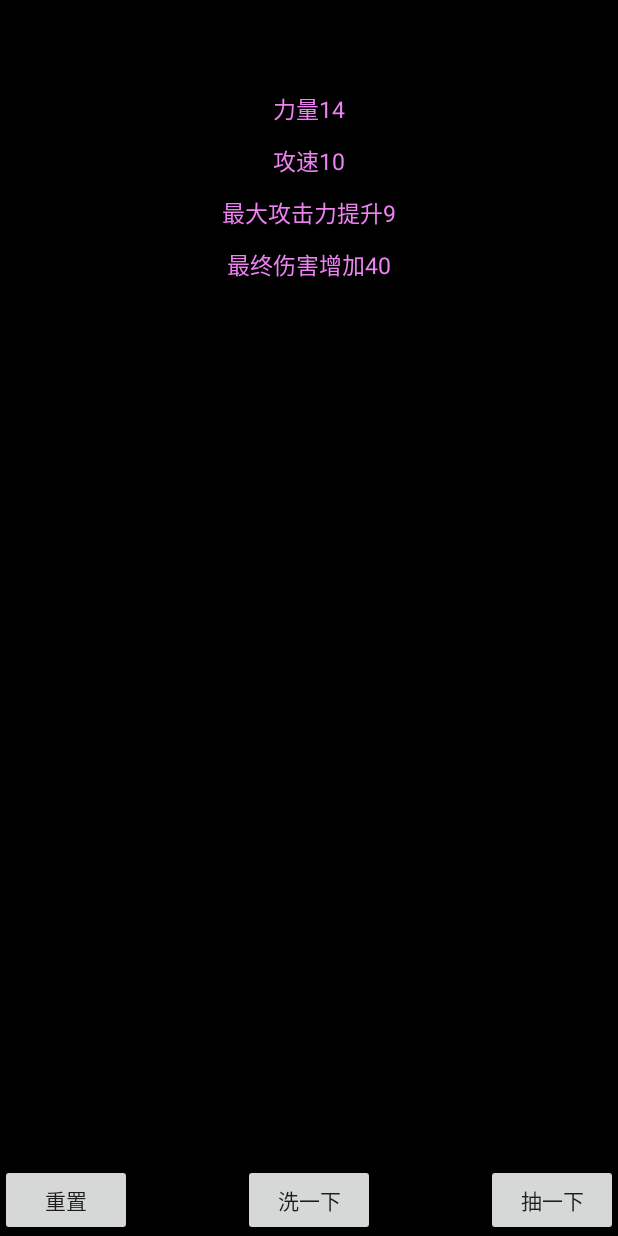
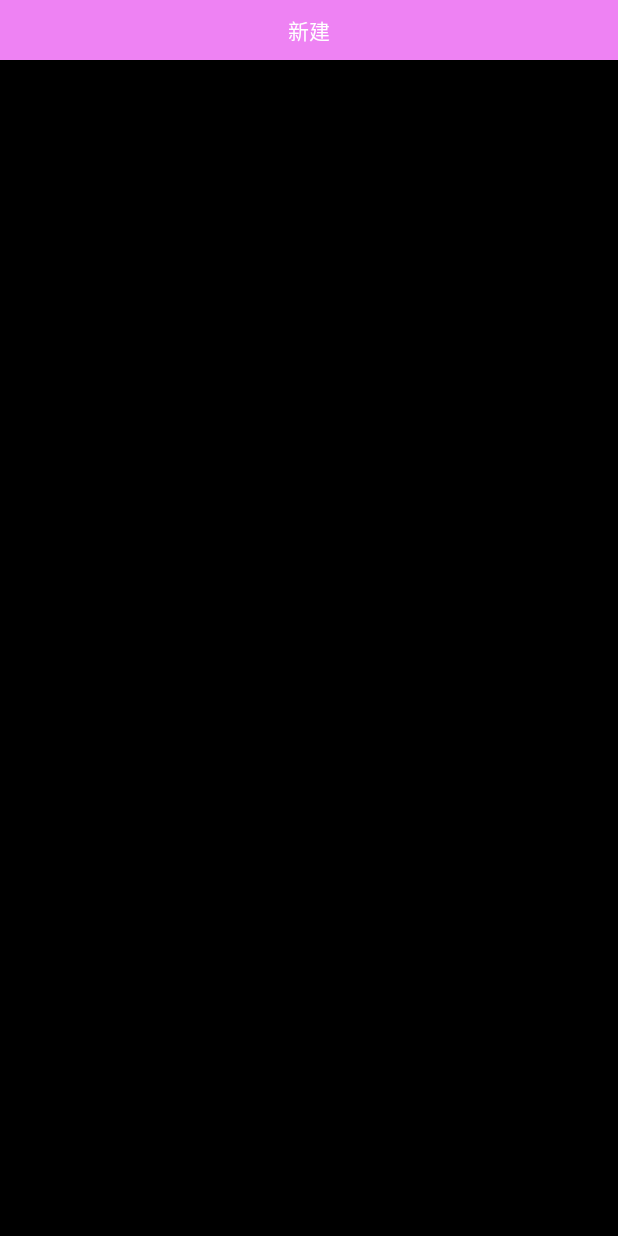
Before and after one commit to ailuoli0531/analog, an Android app: the screen it shows after launch (AffixActivity before the commit, ListActivity after it), after a tap on "武器", on a phone screen of 412 x 824 dp. Run offline under Robolectric (Android 15) with nearby library versions, the phone set to English and light mode, and no system bars; libraries missing offline, so code that uses them is left out: org.greenrobot.greendao; 6 statements that could not run were skipped.

Commit message:
武器数据人库

```diff
--- a/app/src/main/AndroidManifest.xml
+++ b/app/src/main/AndroidManifest.xml
@@ -21,6 +21,8 @@
         </activity>
         <activity android:name=".ui.AffixActivity"
             android:theme="@style/FullScreen"/>
+        <activity android:name=".ui.ListActivity"
+            android:theme="@style/FullScreen"/>
     </application>
 
 </manifest>
--- a/app/src/main/java/com/born/analog/Helper.java
+++ b/app/src/main/java/com/born/analog/Helper.java
@@ -57,23 +57,12 @@ public class Helper {
     }
 
     /**
-     * 获取下一条词条
-     * type 装备类型
-     *
-     * @return
-     */
-    public static AffixBean getAffixBean(List<AffixBean> affixBeanList, int type) {
-
-        return getAffixBeanWeapon(affixBeanList, type);
-    }
-
-    /**
      * 根据已有词缀生成下一条词缀
-     *
+     *type 装备类型
      * @param affixBeanList
      * @return
      */
-    public static AffixBean getAffixBeanWeapon(List<AffixBean> affixBeanList, int type) {
+    public static AffixBean getAffixBean(List<AffixBean> affixBeanList,String id, int type) {
         List<Affix> affixList;
         if (type == 0) {
             affixList = new ArrayList<>(AnaLog.Affix_Weapon);
@@ -97,7 +86,7 @@ public class Helper {
         //获取当前词条
         Affix affix = getAffixByNum(affixList, curPro);
         //生成装备词缀
-        return createAffixBean(affix);
+        return createAffixBean(id,affix);
     }
 
     /**
@@ -128,8 +117,9 @@ public class Helper {
      * @param affix
      * @return
      */
-    public static AffixBean createAffixBean(Affix affix) {
+    public static AffixBean createAffixBean(String id,Affix affix) {
         AffixBean affixBean = new AffixBean();
+        affixBean.setId(id);
         affixBean.setName(affix.getName());
         affixBean.setType(affix.getType());
         int type = affix.getType();
--- /dev/null
+++ b/app/src/main/java/com/born/analog/adapter/GoodsAdapter.java
@@ -0,0 +1,127 @@
+package com.born.analog.adapter;
+
+import android.content.Context;
+import android.view.LayoutInflater;
+import android.view.View;
+import android.view.ViewGroup;
+import android.widget.BaseAdapter;
+import android.widget.LinearLayout;
+import android.widget.TextView;
+
+import com.born.analog.R;
+import com.born.analog.module.Goods;
+
+import java.util.List;
+
+/**
+ * created by born on 2018/12/14.
+ */
+public class GoodsAdapter extends BaseAdapter {
+    private LayoutInflater inflater;
+    private List<Goods> goodsList;
+    private onItemClick onItemClick;
+    private boolean showNew = false;
+    public GoodsAdapter(Context context){
+        inflater = LayoutInflater.from(context);
+    }
+
+    public void setOnItemClick(onItemClick onItemClick){
+        this.onItemClick = onItemClick;
+    }
+
+    public void notify(List<Goods> goodsList){
+        this.goodsList = goodsList;
+
+        if(goodsList.size()<10){
+            showNew = true;
+        }else {
+            showNew = false;
+        }
+
+        notifyDataSetChanged();
+    }
+
+    @Override
+    public int getCount() {
+        int count;
+        if(goodsList==null || goodsList.size()==0){
+            count =1;
+        }else{
+            count = goodsList.size();
+        }
+        return count;
+    }
+
+    @Override
+    public Object getItem(int i) {
+        return null;
+    }
+
+    @Override
+    public long getItemId(int i) {
+        return 0;
+    }
+
+    @Override
+    public View getView(final int i, View view, ViewGroup viewGroup) {
+        ViewHolder viewHolder = null;
+        if(view == null){
+            viewHolder = new ViewHolder();
+            view = inflater.inflate(R.layout.item_end_new,null);
+            viewHolder.goods_name = view.findViewById(R.id.goods_name);
+            viewHolder.goods_new = view.findViewById(R.id.goods_new);
+            viewHolder.goods_layout = view.findViewById(R.id.goods_layout);
+            view.setTag(viewHolder);
+        }else{
+            viewHolder = (ViewHolder) view.getTag();
+        }
+
+        if(goodsList==null || goodsList.size()==0){
+            viewHolder.goods_layout.setVisibility(View.GONE);
+            viewHolder.goods_new.setVisibility(View.VISIBLE);
+        } else{
+            viewHolder.goods_layout.setVisibility(View.VISIBLE);
+            if(i == getCount()-1 && showNew){
+                viewHolder.goods_new.setVisibility(View.VISIBLE);
+            }else{
+                viewHolder.goods_new.setVisibility(View.GONE);
+            }
+            Goods goods = goodsList.get(i);
+            viewHolder.goods_name.setText(goods.getName());
+        }
+
+        viewHolder.goods_layout.setOnClickListener(new View.OnClickListener() {
+            @Override
+            public void onClick(View view) {
+                if(onItemClick!=null){
+                    onItemClick.clickView(goodsList.get(i),i);
+                }
+            }
+        });
+
+        viewHolder.goods_new.setOnClickListener(new View.OnClickListener() {
+            @Override
+            public void onClick(View view) {
+                if(onItemClick!=null){
+                    onItemClick.clickNew();
+                }
+            }
+        });
+
+        return view;
+    }
+
+    private static class ViewHolder{
+        TextView goods_name;
+        TextView goods_new;
+        LinearLayout goods_layout;
+    }
+
+
+
+    public interface onItemClick{
+        void clickView(Goods goods,int position);
+        void clickNew();
+    }
+
+}
--- a/app/src/main/java/com/born/analog/dao/AffixBeanDao.java
+++ b/app/src/main/java/com/born/analog/dao/AffixBeanDao.java
@@ -45,7 +45,7 @@ public class AffixBeanDao extends AbstractDao<AffixBean, Void> {
     public static void createTable(Database db, boolean ifNotExists) {
         String constraint = ifNotExists? "IF NOT EXISTS ": "";
         db.execSQL("CREATE TABLE " + constraint + "\"AFFIX_BEAN\" (" + //
-                "\"ID\" TEXT," + // 0: id
+                "\"ID\" TEXT UNIQUE ," + // 0: id
                 "\"TAG\" TEXT," + // 1: tag
                 "\"NAME\" TEXT," + // 2: name
                 "\"TYPE\" INTEGER NOT NULL ," + // 3: type
--- a/app/src/main/java/com/born/analog/module/AffixBean.java
+++ b/app/src/main/java/com/born/analog/module/AffixBean.java
@@ -2,6 +2,7 @@ package com.born.analog.module;
 
 import org.greenrobot.greendao.annotation.Entity;
 import org.greenrobot.greendao.annotation.Generated;
+import org.greenrobot.greendao.annotation.Unique;
 
 /**
  * created by born on 2018/12/10.
@@ -9,6 +10,7 @@ import org.greenrobot.greendao.annotation.Generated;
 @Entity
 public class AffixBean {
     //唯一id
+    @Unique
     private String id;
     //属性代号
     private String tag;
--- a/app/src/main/java/com/born/analog/ui/AffixActivity.java
+++ b/app/src/main/java/com/born/analog/ui/AffixActivity.java
@@ -13,8 +13,11 @@ import android.widget.TextView;
 
 import com.born.analog.Helper;
 import com.born.analog.R;
+import com.born.analog.manager.DbAffixManager;
+import com.born.analog.manager.DbGoodsManager;
 import com.born.analog.module.Affix;
 import com.born.analog.module.AffixBean;
+import com.born.analog.module.Goods;
 
 import java.util.ArrayList;
 import java.util.List;
@@ -23,25 +26,26 @@ import java.util.List;
  * created by born on 2018/12/10.
  */
 public class AffixActivity extends BaseActivity {
-    public static String EXTRA_TYPE = "extra_type";
+    public static String EXTRA_ID = "extra_id";
 
     /**
      * type:0武器 1护甲 2手套 3护腿 4项链
      * @param activity
-     * @param type
+     * @param goodsId
      */
-    public static void open(BaseActivity activity,int type){
+    public static void open(BaseActivity activity,String goodsId){
         Intent intent = new Intent(activity,AffixActivity.class);
-        intent.putExtra(EXTRA_TYPE,type);
+        intent.putExtra(EXTRA_ID,goodsId);
         activity.start(intent);
     }
 
-    private int type;
+    private String goodsId;
     private ListView listView;
     private TextView textView;
     private List<AffixBean> affixBeanList;
     private AffixAdapter adapter;
     private Button reset,crash,chou;
+    private Goods goods;
     @Override
     protected void onCreate(@Nullable Bundle savedInstanceState) {
         super.onCreate(savedInstanceState);
@@ -52,7 +56,7 @@ public class AffixActivity extends BaseActivity {
     }
 
     private void parseIntent() {
-        type = getIntent().getIntExtra(EXTRA_TYPE,0);
+        goodsId = getIntent().getStringExtra(EXTRA_ID);
     }
 
     private void initView() {
@@ -74,60 +78,73 @@ public class AffixActivity extends BaseActivity {
         affixBeanList = new ArrayList<>();
         adapter = new AffixAdapter();
         listView.setAdapter(adapter);
-        AffixBean bean1 = null;
-        AffixBean bean2 = null;
-        AffixBean bean3 = null;
-        if(type==0){
-             bean1 = Helper.createAffixBean(Helper.getAffixByName("力量"));
-             bean2 = Helper.createAffixBean(Helper.getAffixByName("攻速"));
-             bean3 = Helper.createAffixBean(Helper.getAffixByName("最大攻击力提升"));
-        }else if(type==1){
-            bean1 = Helper.createAffixBean(Helper.getAffixByName("气血"));
-            bean2 = Helper.createAffixBean(Helper.getAffixByName("暴击伤害减少"));
-            bean3 = Helper.createAffixBean(Helper.getAffixByName("防御"));
-        }else if(type==2){
-            bean1 = Helper.createAffixBean(Helper.getAffixByName("敏捷"));
-            bean2 = Helper.createAffixBean(Helper.getAffixByName("力量"));
-            bean3 = Helper.createAffixBean(Helper.getAffixByName("精准"));
-        }else if(type==3){
-            bean1 = Helper.createAffixBean(Helper.getAffixByName("敏捷"));
-            bean2 = Helper.createAffixBean(Helper.getAffixByName("气血"));
-            bean3 = Helper.createAffixBean(Helper.getAffixByName("闪避"));
-        }else if(type==4){
-            bean2 = Helper.createAffixBean(Helper.getAffixByName("敏捷"));
-            bean3 = Helper.createAffixBean(Helper.getAffixByName("力量"));
-            bean1 = Helper.createAffixBean(Helper.getAffixByName("暴击伤害增加"));
-        }else if(type==5){
+//        AffixBean bean1 = null;
+//        AffixBean bean2 = null;
+//        AffixBean bean3 = null;
+//        if(type==0){
+//             bean1 = Helper.createAffixBean(Helper.getAffixByName("力量"));
+//             bean2 = Helper.createAffixBean(Helper.getAffixByName("攻速"));
+//             bean3 = Helper.createAffixBean(Helper.getAffixByName("最大攻击力提升"));
+//        }else if(type==1){
+//            bean1 = Helper.createAffixBean(Helper.getAffixByName("气血"));
+//            bean2 = Helper.createAffixBean(Helper.getAffixByName("暴击伤害减少"));
+//            bean3 = Helper.createAffixBean(Helper.getAffixByName("防御"));
+//        }else if(type==2){
+//            bean1 = Helper.createAffixBean(Helper.getAffixByName("敏捷"));
+//            bean2 = Helper.createAffixBean(Helper.getAffixByName("力量"));
+//            bean3 = Helper.createAffixBean(Helper.getAffixByName("精准"));
+//        }else if(type==3){
+//            bean1 = Helper.createAffixBean(Helper.getAffixByName("敏捷"));
+//            bean2 = Helper.createAffixBean(Helper.getAffixByName("气血"));
+//            bean3 = Helper.createAffixBean(Helper.getAffixByName("闪避"));
+//        }else if(type==4){
+//            bean2 = Helper.createAffixBean(Helper.getAffixByName("敏捷"));
+//            bean3 = Helper.createAffixBean(Helper.getAffixByName("力量"));
+//            bean1 = Helper.createAffixBean(Helper.getAffixByName("暴击伤害增加"));
+//        }else if(type==5){
+//
+//        }
+//        affixBeanList.add(bean1);
+//        affixBeanList.add(bean2);
+//        affixBeanList.add(bean3);
 
+        if(goodsId==null){
+            finish();
         }
-        affixBeanList.add(bean1);
-        affixBeanList.add(bean2);
-        affixBeanList.add(bean3);
-        wash();
+
+        goods = DbGoodsManager.getInstance().getGoodsById(goodsId);
+        affixBeanList.add(DbAffixManager.getInstance().getAffixById(goods.getId_one()));
+        affixBeanList.add(DbAffixManager.getInstance().getAffixById(goods.getId_two()));
+        affixBeanList.add(DbAffixManager.getInstance().getAffixById(goods.getId_three()));
+
+        for(int i =1;i<=goods.getLength();i++){
+            if(i==1){
+                affixBeanList.add(DbAffixManager.getInstance().getAffixById(goods.getId_four()));
+            }else if(i==2){
+                affixBeanList.add(DbAffixManager.getInstance().getAffixById(goods.getId_five()));
+            }else if(i==3){
+                affixBeanList.add(DbAffixManager.getInstance().getAffixById(goods.getId_six()));
+            }else if(i==4){
+                affixBeanList.add(DbAffixManager.getInstance().getAffixById(goods.getId_seven()));
+            }else if(i==5){
+                affixBeanList.add(DbAffixManager.getInstance().getAffixById(goods.getId_eight()));
+            }
+        }
+
+        adapter.notifyDataSetChanged();
     }
 
     /**
      * 洗装备
      */
     private void wash(){
-        List<AffixBean> affixBeans = new ArrayList<>();
 
-        for(int i=0;i<3;i++){
-            AffixBean affixBean = affixBeanList.get(i);
-            if(affixBean.getType()==0 || affixBean.getType()==3){
-                Affix affix = Helper.getAffixByName(affixBean.getName());
-                affixBean.setSpace(Helper.getRandom(affix.getMinSpace(),affix.getMaxSpace()));
-                affixBeans.add(affixBean);
-            }else{
-                affixBeans.add(affixBean);
-            }
-        }
+        goods.setLength(Helper.getLength());
+        List<AffixBean> affixBeans = DbAffixManager.getInstance().createAffixList(goods);
 
-        int length = Helper.getLength();
-        for(int i=0;i<length;i++){
-            AffixBean bean = Helper.getAffixBean(affixBeans,type);
-            affixBeans.add(bean);
-        }
+        DbAffixManager.getInstance().insert(affixBeans);
+        DbGoodsManager.getInstance().insert(goods);
+
         affixBeanList.clear();
         affixBeanList.addAll(affixBeans);
         adapter.notifyDataSetChanged();
--- /dev/null
+++ b/app/src/main/java/com/born/analog/ui/ListActivity.java
@@ -0,0 +1,87 @@
+package com.born.analog.ui;
+
+import android.content.Context;
+import android.content.Intent;
+import android.os.Bundle;
+import android.support.annotation.Nullable;
+import android.view.View;
+import android.widget.AdapterView;
+import android.widget.ListView;
+
+import com.born.analog.R;
+import com.born.analog.adapter.GoodsAdapter;
+import com.born.analog.manager.DbGoodsManager;
+import com.born.analog.module.Goods;
+
+import java.util.List;
+
+/**
+ * created by born on 2018/12/14.
+ * 某一装备的历史列表
+ */
+public class ListActivity extends BaseActivity {
+
+    private static final String TYPE = "type";
+    /**
+     *
+     * @param context
+     * @param type 0 1 2 3 4 5 6
+     */
+    public static void open(Context context,int type){
+        Intent intent = new Intent(context,ListActivity.class);
+        intent.putExtra(TYPE,type);
+        context.startActivity(intent);
+    }
+
+    private int type;
+    private ListView goods_list;
+    private GoodsAdapter adapter;
+
+    @Override
+    protected void onCreate(@Nullable Bundle savedInstanceState) {
+        super.onCreate(savedInstanceState);
+        setContentView(R.layout.activity_list);
+        perseIntent();
+        initView();
+        initListener();
+    }
+
+    @Override
+    protected void onResume() {
+        super.onResume();
+        query();
+    }
+
+    private void initListener() {
+      adapter.setOnItemClick(new GoodsAdapter.onItemClick() {
+          @Override
+          public void clickView(Goods goods, int position) {
+            AffixActivity.open(ListActivity.this,goods.getId());
+          }
+
+          @Override
+          public void clickNew() {
+            //创建新装备
+              Goods goods = DbGoodsManager.getInstance().createGoods(type);
+              AffixActivity.open(ListActivity.this,goods.getId());
+          }
+      });
+    }
+
+    private void perseIntent() {
+        type = getIntent().getIntExtra(TYPE,0);
+    }
+
+    private void initView() {
+        goods_list = findViewById(R.id.goods_list);
+        adapter = new GoodsAdapter(this);
+        goods_list.setAdapter(adapter);
+    }
+
+    private void query(){
+        List<Goods> goodsList = DbGoodsManager.getInstance().getGoodsByType(type);
+        adapter.notify(goodsList);
+    }
+
+
+}
--- a/app/src/main/java/com/born/analog/ui/MainActivity.java
+++ b/app/src/main/java/com/born/analog/ui/MainActivity.java
@@ -66,7 +66,7 @@ public class MainActivity extends BaseActivity {
         gridView.setOnItemClickListener(new AdapterView.OnItemClickListener() {
             @Override
             public void onItemClick(AdapterView<?> adapterView, View view, int i, long l) {
-                AffixActivity.open(MainActivity.this, beanList.get(i).getType());
+                ListActivity.open(MainActivity.this, beanList.get(i).getType());
             }
         });
     }
--- a/app/src/main/java/com/born/analog/util/IdUtil.java
+++ b/app/src/main/java/com/born/analog/util/IdUtil.java
@@ -1,4 +1,6 @@
 package com.born.analog.util;
+
+import com.born.analog.module.Goods;
 
 /**
  * created by born on 2018/12/13.
@@ -17,6 +19,7 @@ public class IdUtil {
         return sb.toString();
     }
 
+
     /**
      * 根据goods的ID创建内部的每个词条Id
      * @param goodsId
--- /dev/null
+++ b/app/src/main/res/layout/activity_list.xml
@@ -0,0 +1,13 @@
+<?xml version="1.0" encoding="utf-8"?>
+<LinearLayout xmlns:android="http://schemas.android.com/apk/res/android"
+    android:orientation="vertical"
+    android:background="@color/black"
+    android:layout_width="match_parent"
+    android:layout_height="match_parent">
+
+    <ListView
+        android:id="@+id/goods_list"
+        android:layout_width="match_parent"
+        android:layout_height="wrap_content"/>
+
+</LinearLayout>
--- /dev/null
+++ b/app/src/main/res/layout/item_end_new.xml
@@ -0,0 +1,36 @@
+<?xml version="1.0" encoding="utf-8"?>
+<RelativeLayout xmlns:android="http://schemas.android.com/apk/res/android"
+    android:layout_width="match_parent"
+    android:layout_height="wrap_content">
+
+    <LinearLayout
+        android:id="@+id/goods_layout"
+        android:layout_width="match_parent"
+        android:layout_height="wrap_content"
+        android:orientation="horizontal">
+    <ImageView
+        android:id="@+id/goods_img"
+        android:layout_width="wrap_content"
+        android:layout_height="wrap_content"
+        android:src="@mipmap/ic_launcher" />
+
+    <TextView
+        android:layout_marginLeft="10dp"
+        android:layout_gravity="center_vertical"
+        android:id="@+id/goods_name"
+        android:textColor="#ffffff"
+        android:layout_width="wrap_content"
+        android:layout_height="wrap_content" />
+    </LinearLayout>
+    <TextView
+        android:id="@+id/goods_new"
+        android:visibility="gone"
+        android:text="新建"
+        android:background="@color/pink"
+        android:textColor="#ffffff"
+        android:layout_below="@+id/goods_layout"
+        android:gravity="center"
+        android:layout_width="match_parent"
+        android:layout_height="40dp" />
+
+</RelativeLayout>
```
Also changed, not shown: app/src/main/java/com/born/analog/dao/GoodsDao.java (+7 -15 lines), app/src/main/java/com/born/analog/manager/DbAffixManager.java (added, +115 -0 lines), app/src/main/java/com/born/analog/manager/DbGoodsManager.java (added, +87 -0 lines), app/src/main/java/com/born/analog/module/Goods.java (+8 -5 lines).
